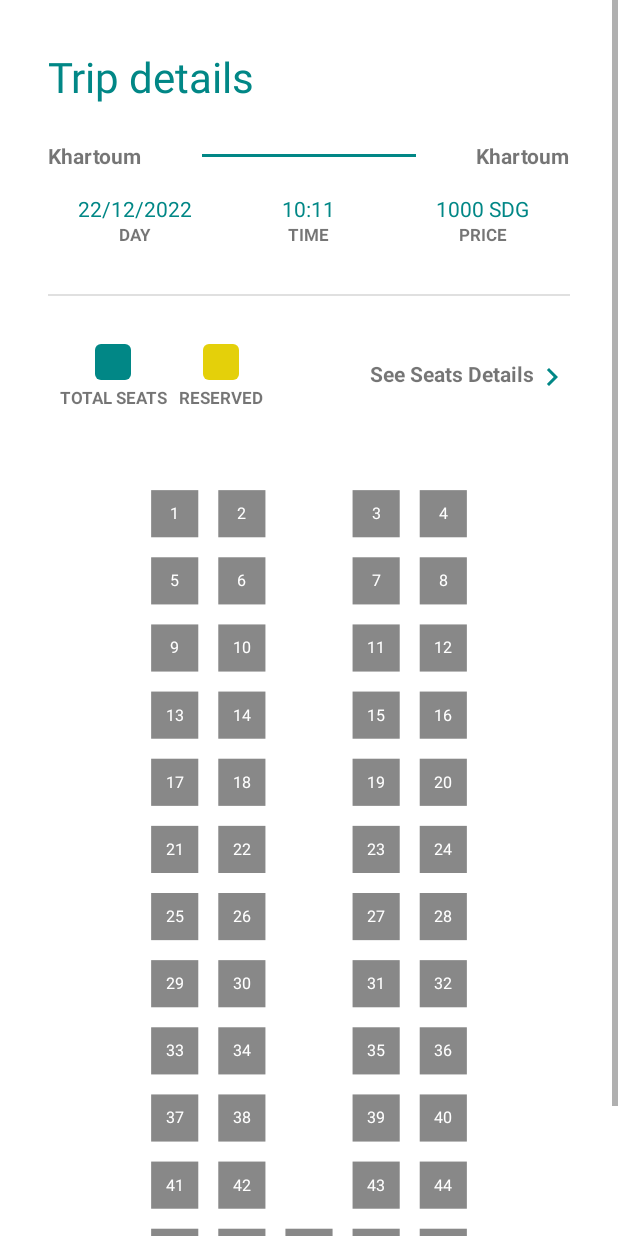
After one commit to Ahmedgadein/Safraa-Bus, an Android app: the fragment TripDetailsFragment placed in its activity, on a phone screen of 412 x 824 dp. The commit adds this screen. Run offline under Robolectric (Android 15) with nearby library versions, the phone set to English and light mode, and no system bars; our stand-ins replace Dagger/Hilt's generated code, Firebase (no records; nobody signed in at launch, a user with empty details on screens opened directly); 1 statement that could not run was skipped.

Commit message:
trip details starting point

```diff
--- a/app/build.gradle
+++ b/app/build.gradle
@@ -57,6 +57,7 @@ dependencies {
     implementation 'com.google.firebase:firebase-firestore-ktx'
     // Hilt DI
     implementation("com.google.dagger:hilt-android:2.38.1")
+    implementation 'androidx.lifecycle:lifecycle-livedata-ktx:2.4.1'
     kapt("com.google.dagger:hilt-android-compiler:2.38.1")
     // SafetyNet
     implementation 'com.google.android.gms:play-services-safetynet:18.0.1'
--- a/app/src/main/java/com/dinder/rihlabus/adapters/CurrentTripsAdapter.kt
+++ b/app/src/main/java/com/dinder/rihlabus/adapters/CurrentTripsAdapter.kt
@@ -2,11 +2,13 @@ package com.dinder.rihlabus.adapters
 
 import android.view.LayoutInflater
 import android.view.ViewGroup
+import androidx.navigation.findNavController
 import androidx.recyclerview.widget.DiffUtil
 import androidx.recyclerview.widget.ListAdapter
 import androidx.recyclerview.widget.RecyclerView
 import com.dinder.rihlabus.data.model.Trip
 import com.dinder.rihlabus.databinding.CurrentTripItemListBinding
+import com.dinder.rihlabus.ui.home.HomeFragmentDirections
 import com.dinder.rihlabus.utils.DateTimeUtils
 import com.dinder.rihlabus.utils.SeatUtils
 
@@ -29,19 +31,22 @@ class CurrentTripsAdapter :
 
     class CurrentTripHolder(private val binding: CurrentTripItemListBinding) :
         RecyclerView.ViewHolder(binding.root) {
-        init {
-            itemView.setOnClickListener {
-                navigateToTripDetails()
-            }
-        }
 
         fun bind(trip: Trip) {
             binding.trip = trip
             binding.dateTimeUtils = DateTimeUtils
             binding.seatUtils = SeatUtils
+
+            itemView.setOnClickListener {
+                trip.id?.let {
+                    navigateToTripDetails(it)
+                }
+            }
         }
 
-        private fun navigateToTripDetails() {
+        private fun navigateToTripDetails(id: Long) {
+            itemView.findNavController()
+                .navigate(HomeFragmentDirections.actionHomeFragmentToTripDetailsFragment(id))
         }
     }
 }
--- a/app/src/main/java/com/dinder/rihlabus/data/model/Trip.kt
+++ b/app/src/main/java/com/dinder/rihlabus/data/model/Trip.kt
@@ -4,6 +4,7 @@ import com.google.firebase.Timestamp
 import java.util.*
 
 data class Trip(
+    val id: Long? = null,
     val date: Date,
     val time: Date,
     val company: String? = null,
@@ -13,6 +14,7 @@ data class Trip(
     val seats: Map<String, Map<String, Any?>>
 ) {
     fun toJson() = mapOf(
+        "id" to id,
         "from" to from,
         "to" to to,
         "company" to company,
@@ -24,6 +26,7 @@ data class Trip(
 
     companion object {
         fun fromJson(json: Map<String, Any>) = Trip(
+            id = json["id"] as Long,
             date = (json["date"] as Timestamp).toDate(),
             time = (json["time"] as Timestamp).toDate(),
             company = json["company"].toString(),
--- a/app/src/main/java/com/dinder/rihlabus/data/repository/trip/TripRepository.kt
+++ b/app/src/main/java/com/dinder/rihlabus/data/repository/trip/TripRepository.kt
@@ -7,4 +7,5 @@ import kotlinx.coroutines.flow.Flow
 interface TripRepository {
     suspend fun addTrip(trip: Trip): Flow<Result<Boolean>>
     suspend fun getCurrentTrips(company: String, location: String): Flow<Result<List<Trip>>>
+    suspend fun getTrip(id: Long): Flow<Result<Trip>>
 }
--- a/app/src/main/java/com/dinder/rihlabus/data/repository/trip/TripRepositoryImpl.kt
+++ b/app/src/main/java/com/dinder/rihlabus/data/repository/trip/TripRepositoryImpl.kt
@@ -7,6 +7,7 @@ import com.dinder.rihlabus.data.model.Trip
 import com.google.firebase.firestore.ktx.firestore
 import com.google.firebase.ktx.Firebase
 import kotlinx.coroutines.CoroutineDispatcher
+import kotlinx.coroutines.ExperimentalCoroutinesApi
 import kotlinx.coroutines.cancel
 import kotlinx.coroutines.channels.awaitClose
 import kotlinx.coroutines.flow.Flow
@@ -14,6 +15,7 @@ import kotlinx.coroutines.flow.callbackFlow
 import kotlinx.coroutines.withContext
 import javax.inject.Inject
 
+@ExperimentalCoroutinesApi
 class TripRepositoryImpl @Inject constructor(private val ioDispatcher: CoroutineDispatcher) :
     TripRepository {
     private val _ref = Firebase.firestore.collection(Constants.FireStoreCollection.TRIPS)
@@ -28,8 +30,7 @@ class TripRepositoryImpl @Inject constructor(private val ioDispatcher: Coroutine
                     cancel()
                 }
         }
-        awaitClose {
-        }
+        awaitClose()
     }
 
     override suspend fun getCurrentTrips(
@@ -45,7 +46,17 @@ class TripRepositoryImpl @Inject constructor(private val ioDispatcher: Coroutine
                 Log.i("CurrentTrips", "Error: $it")
                 trySend(Result.Error(it.toString()))
             }
-        awaitClose {
-        }
+        awaitClose()
+    }
+
+    override suspend fun getTrip(id: Long): Flow<Result<Trip>> = callbackFlow {
+        _ref.whereEqualTo("id", id).get()
+            .addOnSuccessListener {
+                trySend(Result.Success(Trip.fromJson(it.documents[0].data!!)))
+            }
+            .addOnSuccessListener {
+                trySend(Result.Error(it.toString()))
+            }
+        awaitClose()
     }
 }
--- a/app/src/main/java/com/dinder/rihlabus/domain/AddTripUseCase.kt
+++ b/app/src/main/java/com/dinder/rihlabus/domain/AddTripUseCase.kt
@@ -8,6 +8,7 @@ import com.google.firebase.auth.FirebaseAuth
 import kotlinx.coroutines.flow.Flow
 import kotlinx.coroutines.flow.collect
 import kotlinx.coroutines.flow.flow
+import java.util.*
 import javax.inject.Inject
 
 class AddTripUseCase @Inject constructor(
@@ -23,6 +24,7 @@ class AddTripUseCase @Inject constructor(
                 is Result.Success -> {
                     tripRepository.addTrip(
                         trip.copy(
+                            id = UUID.randomUUID().mostSignificantBits,
                             from = it.value.location,
                             company = it.value.company
                         )
--- a/app/src/main/java/com/dinder/rihlabus/ui/home/newTrip/NewTripFragment.kt
+++ b/app/src/main/java/com/dinder/rihlabus/ui/newTrip/NewTripFragment.kt
@@ -1,4 +1,4 @@
-package com.dinder.rihlabus.ui.home.newTrip
+package com.dinder.rihlabus.ui.newTrip
 
 import android.app.DatePickerDialog
 import android.app.TimePickerDialog
--- a/app/src/main/java/com/dinder/rihlabus/ui/home/newTrip/NewTripUiState.kt
+++ b/app/src/main/java/com/dinder/rihlabus/ui/newTrip/NewTripUiState.kt
@@ -1,4 +1,4 @@
-package com.dinder.rihlabus.ui.home.newTrip
+package com.dinder.rihlabus.ui.newTrip
 
 import com.dinder.rihlabus.common.Message
 
--- a/app/src/main/java/com/dinder/rihlabus/ui/home/newTrip/NewTripViewModel.kt
+++ b/app/src/main/java/com/dinder/rihlabus/ui/newTrip/NewTripViewModel.kt
@@ -1,4 +1,4 @@
-package com.dinder.rihlabus.ui.home.newTrip
+package com.dinder.rihlabus.ui.newTrip
 
 import androidx.lifecycle.ViewModel
 import androidx.lifecycle.viewModelScope
--- /dev/null
+++ b/app/src/main/java/com/dinder/rihlabus/ui/tripDetails/TripDetailsFragment.kt
@@ -0,0 +1,27 @@
+package com.dinder.rihlabus.ui.tripDetails
+
+import android.os.Bundle
+import android.view.LayoutInflater
+import android.view.View
+import android.view.ViewGroup
+import androidx.fragment.app.Fragment
+import androidx.fragment.app.viewModels
+import com.dinder.rihlabus.databinding.TripDetailsFragmentBinding
+
+class TripDetailsFragment : Fragment() {
+    private val viewModel: TripDetailsViewModel by viewModels()
+    private lateinit var binding: TripDetailsFragmentBinding
+
+    override fun onCreateView(
+        inflater: LayoutInflater,
+        container: ViewGroup?,
+        savedInstanceState: Bundle?
+    ): View {
+        binding = TripDetailsFragmentBinding.inflate(inflater, container, false)
+        setUI()
+        return binding.root
+    }
+
+    private fun setUI() {
+    }
+}
--- /dev/null
+++ b/app/src/main/java/com/dinder/rihlabus/ui/tripDetails/TripDetailsViewModel.kt
@@ -0,0 +1,6 @@
+package com.dinder.rihlabus.ui.tripDetails
+
+import androidx.lifecycle.ViewModel
+
+class TripDetailsViewModel() : ViewModel() {
+}
--- /dev/null
+++ b/app/src/main/res/drawable/ic_baseline_keyboard_arrow_right_24.xml
@@ -0,0 +1,5 @@
+<vector android:autoMirrored="true" android:height="24dp"
+    android:tint="#FFFFFF" android:viewportHeight="24"
+    android:viewportWidth="24" android:width="24dp" xmlns:android="http://schemas.android.com/apk/res/android">
+    <path android:fillColor="@android:color/white" android:pathData="M8.59,16.59L13.17,12 8.59,7.41 10,6l6,6 -6,6 -1.41,-1.41z"/>
+</vector>
--- a/app/src/main/res/layout/new_trip_fragment.xml
+++ b/app/src/main/res/layout/new_trip_fragment.xml
@@ -4,7 +4,7 @@
     xmlns:tools="http://schemas.android.com/tools"
     android:layout_width="match_parent"
     android:layout_height="match_parent"
-    tools:context=".ui.home.newTrip.NewTripFragment">
+    tools:context=".ui.newTrip.NewTripFragment">
 
     <androidx.cardview.widget.CardView
         android:id="@+id/newTripProgressBar"
--- /dev/null
+++ b/app/src/main/res/layout/trip_details_fragment.xml
@@ -0,0 +1,252 @@
+<?xml version="1.0" encoding="utf-8"?>
+<ScrollView xmlns:android="http://schemas.android.com/apk/res/android"
+    xmlns:app="http://schemas.android.com/apk/res-auto"
+    xmlns:tools="http://schemas.android.com/tools"
+    android:layout_width="match_parent"
+    android:layout_height="match_parent"
+    tools:context=".ui.tripDetails.TripDetailsFragment">
+
+    <androidx.constraintlayout.widget.ConstraintLayout
+        android:layout_width="match_parent"
+        android:layout_height="wrap_content"
+        android:padding="32dp">
+
+        <TextView
+            android:id="@+id/textView6"
+            android:layout_width="wrap_content"
+            android:layout_height="wrap_content"
+            android:text="Trip details"
+            android:textColor="@color/teal_700"
+            android:textSize="28sp"
+            app:layout_constraintStart_toStartOf="parent"
+            app:layout_constraintTop_toTopOf="parent" />
+
+        <androidx.constraintlayout.widget.ConstraintLayout
+            android:id="@+id/constraintLayout"
+            android:layout_width="match_parent"
+            android:layout_height="wrap_content"
+            android:layout_marginTop="24dp"
+            android:orientation="horizontal"
+            app:layout_constraintEnd_toEndOf="parent"
+            app:layout_constraintStart_toStartOf="parent"
+            app:layout_constraintTop_toBottomOf="@+id/textView6">
+
+            <TextView
+                android:id="@+id/textView4"
+                android:layout_width="wrap_content"
+                android:layout_height="wrap_content"
+                android:text="Khartoum"
+                android:textStyle="bold"
+                app:layout_constraintBottom_toBottomOf="parent"
+                app:layout_constraintStart_toStartOf="parent"
+                app:layout_constraintTop_toTopOf="parent" />
+
+            <View
+                android:id="@+id/view"
+                android:layout_width="0dp"
+                android:layout_height="2dp"
+                android:layout_marginHorizontal="40dp"
+                android:background="@color/teal_700"
+                app:layout_constraintBottom_toBottomOf="parent"
+                app:layout_constraintEnd_toStartOf="@+id/textView5"
+                app:layout_constraintStart_toEndOf="@+id/textView4"
+                app:layout_constraintTop_toTopOf="parent" />
+
+            <TextView
+                android:id="@+id/textView5"
+                android:layout_width="wrap_content"
+                android:layout_height="wrap_content"
+                android:layout_gravity="end"
+                android:text="Khartoum"
+                android:textStyle="bold"
+                app:layout_constraintBottom_toBottomOf="parent"
+                app:layout_constraintEnd_toEndOf="parent"
+                app:layout_constraintTop_toTopOf="parent" />
+        </androidx.constraintlayout.widget.ConstraintLayout>
+
+        <LinearLayout
+            android:id="@+id/linearLayout5"
+            android:layout_width="0dp"
+            android:layout_height="wrap_content"
+            android:layout_marginTop="16dp"
+            android:orientation="vertical"
+            app:layout_constraintEnd_toStartOf="@id/linearLayout3"
+            app:layout_constraintStart_toStartOf="parent"
+            app:layout_constraintTop_toBottomOf="@+id/constraintLayout">
+
+            <TextView
+                android:layout_width="wrap_content"
+                android:layout_height="wrap_content"
+                android:layout_gravity="center_horizontal"
+                android:text="22/12/2022"
+                android:textColor="@color/teal_700" />
+
+            <TextView
+                android:layout_width="wrap_content"
+                android:layout_height="wrap_content"
+                android:layout_gravity="center_horizontal"
+                android:text="@string/day_capitalized"
+                android:textSize="11sp"
+                android:textStyle="bold" />
+        </LinearLayout>
+
+        <LinearLayout
+            android:id="@+id/linearLayout3"
+            android:layout_width="0dp"
+            android:layout_height="wrap_content"
+            android:layout_marginTop="16dp"
+            android:orientation="vertical"
+            app:layout_constraintEnd_toStartOf="@id/linearLayout4"
+            app:layout_constraintStart_toEndOf="@+id/linearLayout5"
+            app:layout_constraintTop_toBottomOf="@+id/constraintLayout">
+
+            <TextView
+                android:layout_width="wrap_content"
+                android:layout_height="wrap_content"
+                android:layout_gravity="center_horizontal"
+                android:text="10:11"
+                android:textColor="@color/teal_700" />
+
+            <TextView
+                android:layout_width="wrap_content"
+                android:layout_height="wrap_content"
+                android:layout_gravity="center_horizontal"
+                android:text="@string/time_capitalized"
+                android:textSize="11sp"
+                android:textStyle="bold" />
+        </LinearLayout>
+
+        <LinearLayout
+            android:id="@+id/linearLayout4"
+            android:layout_width="0dp"
+            android:layout_height="wrap_content"
+            android:layout_marginTop="16dp"
+            android:orientation="vertical"
+            app:layout_constraintEnd_toEndOf="parent"
+            app:layout_constraintStart_toEndOf="@+id/linearLayout3"
+            app:layout_constraintTop_toBottomOf="@+id/constraintLayout">
+
+            <TextView
+                android:layout_width="wrap_content"
+                android:layout_height="wrap_content"
+                android:layout_gravity="center_horizontal"
+                android:text="1000 SDG"
+                android:textColor="@color/teal_700" />
+
+            <TextView
+                android:layout_width="wrap_content"
+                android:layout_height="wrap_content"
+                android:layout_gravity="center_horizontal"
+                android:text="@string/price_capitalized"
+                android:textSize="11sp"
+                android:textStyle="bold" />
+        </LinearLayout>
+
+        <com.google.android.material.divider.MaterialDivider
+            android:id="@+id/materialDivider2"
+            android:layout_width="wrap_content"
+            android:layout_height="wrap_content"
+            android:layout_marginTop="32dp"
+            app:layout_constraintEnd_toEndOf="parent"
+            app:layout_constraintStart_toStartOf="parent"
+            app:layout_constraintTop_toBottomOf="@+id/linearLayout3" />
+
+        <androidx.constraintlayout.widget.ConstraintLayout
+            android:id="@+id/constraintLayout2"
+            android:layout_width="match_parent"
+            android:layout_height="wrap_content"
+            android:layout_marginTop="32dp"
+            android:orientation="horizontal"
+            app:layout_constraintStart_toStartOf="parent"
+            app:layout_constraintTop_toBottomOf="@+id/materialDivider2">
+
+            <LinearLayout
+                android:id="@+id/linearLayout9"
+                android:layout_width="wrap_content"
+                android:layout_height="wrap_content"
+                android:layout_marginHorizontal="8dp"
+                android:gravity="center_horizontal"
+                android:orientation="vertical"
+                app:layout_constraintBottom_toBottomOf="parent"
+                app:layout_constraintStart_toStartOf="parent"
+                app:layout_constraintTop_toTopOf="parent">
+
+                <TextView
+                    android:layout_width="wrap_content"
+                    android:layout_height="wrap_content"
+                    android:layout_marginBottom="4dp"
+                    android:background="@drawable/seat_count_rectangle"
+                    android:backgroundTint="@color/teal_700"
+                    android:gravity="center"
+                    android:text=""
+                    android:textStyle="bold" />
+
+                <TextView
+                    android:layout_width="wrap_content"
+                    android:layout_height="wrap_content"
+                    android:layout_gravity="center_horizontal"
+                    android:text="@string/total_seats_capitalized"
+                    android:textSize="11sp"
+                    android:textStyle="bold" />
+            </LinearLayout>
+
+            <LinearLayout
+                android:layout_width="wrap_content"
+                android:layout_height="wrap_content"
+                android:layout_marginHorizontal="8dp"
+                android:gravity="center_horizontal"
+                android:orientation="vertical"
+                app:layout_constraintBottom_toBottomOf="parent"
+                app:layout_constraintStart_toEndOf="@+id/linearLayout9"
+                app:layout_constraintTop_toTopOf="parent">
+
+                <TextView
+                    android:layout_width="wrap_content"
+                    android:layout_height="wrap_content"
+                    android:layout_marginBottom="4dp"
+                    android:background="@drawable/seat_count_rectangle"
+                    android:gravity="center"
+                    android:text=""
+                    android:textStyle="bold" />
+
+                <TextView
+                    android:layout_width="wrap_content"
+                    android:layout_height="wrap_content"
+                    android:layout_gravity="center_horizontal"
+                    android:text="@string/reserved_capitalized"
+                    android:textSize="11sp"
+                    android:textStyle="bold" />
+            </LinearLayout>
+
+            <LinearLayout
+                android:id="@+id/linearLayout10"
+                android:layout_width="wrap_content"
+                android:layout_height="wrap_content"
+                app:layout_constraintBottom_toBottomOf="parent"
+                app:layout_constraintEnd_toEndOf="parent"
+                app:layout_constraintTop_toTopOf="parent">
+
+                <TextView
+                    android:layout_width="wrap_content"
+                    android:layout_height="wrap_content"
+                    android:text="See Seats Details"
+                    android:textStyle="bold" />
+
+                <ImageView
+                    android:layout_width="wrap_content"
+                    android:layout_height="wrap_content"
+                    android:background="@drawable/ic_baseline_keyboard_arrow_right_24"
+                    android:backgroundTint="@color/teal_700" />
+            </LinearLayout>
+        </androidx.constraintlayout.widget.ConstraintLayout>
+
+        <com.dinder.rihlabus.ui.custom_views.SeatsView
+            android:id="@+id/newTripSeatView"
+            android:layout_width="300dp"
+            android:layout_height="600dp"
+            android:layout_marginTop="16dp"
+            app:layout_constraintEnd_toEndOf="parent"
+            app:layout_constraintStart_toStartOf="parent"
+            app:layout_constraintTop_toBottomOf="@+id/constraintLayout2" />
+    </androidx.constraintlayout.widget.ConstraintLayout>
+</ScrollView>
--- a/app/src/main/res/navigation/nav_graph.xml
+++ b/app/src/main/res/navigation/nav_graph.xml
@@ -56,10 +56,22 @@
         <action
             android:id="@+id/action_homeFragment_to_newTripFragment"
             app:destination="@id/newTripFragment" />
+        <action
+            android:id="@+id/action_homeFragment_to_tripDetailsFragment"
+            app:destination="@id/tripDetailsFragment" />
     </fragment>
     <fragment
         android:id="@+id/newTripFragment"
-        android:name="com.dinder.rihlabus.ui.home.newTrip.NewTripFragment"
+        android:name="com.dinder.rihlabus.ui.newTrip.NewTripFragment"
         android:label="new_trip_fragment"
         tools:layout="@layout/new_trip_fragment" />
+    <fragment
+        android:id="@+id/tripDetailsFragment"
+        android:name="com.dinder.rihlabus.ui.tripDetails.TripDetailsFragment"
+        android:label="trip_details_fragment"
+        tools:layout="@layout/trip_details_fragment" >
+        <argument
+            android:name="id"
+            app:argType="long" />
+    </fragment>
 </navigation>
```
